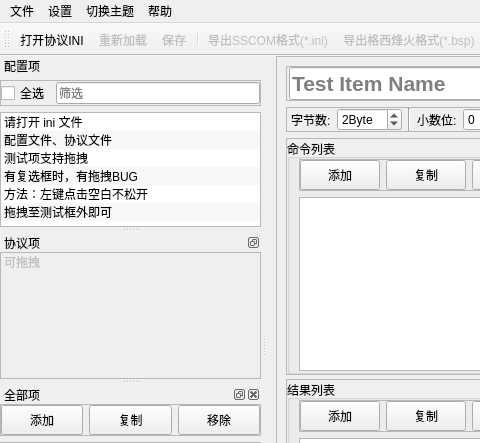
Qt form mainwindow.ui (m-RNA/labview-ini-editor) before a commit; both pictures show x 0 to 480 and y 0 to 443 of the 869 by 657 pixel window.
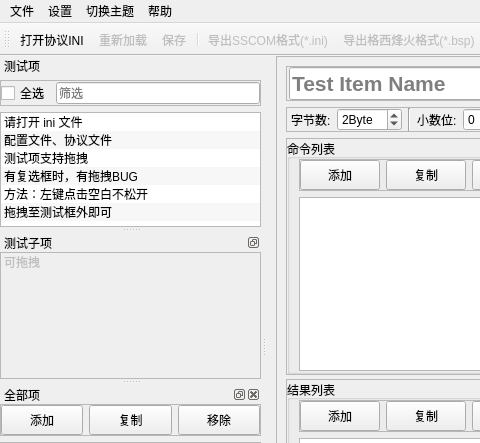
The same form after that commit. Custom widgets are drawn as their Qt base class.

Commit message: UI：测试项、测试子项、全部项

```diff
--- a/mainwindow.ui
+++ b/mainwindow.ui
@@ -1005,7 +1005,7 @@
     <set>QDockWidget::DockWidgetMovable</set>
    </property>
    <property name="windowTitle">
-    <string>配置项</string>
+    <string>测试项</string>
    </property>
    <attribute name="dockWidgetArea">
     <number>1</number>
@@ -1131,7 +1131,7 @@
     <set>QDockWidget::DockWidgetFloatable|QDockWidget::DockWidgetMovable</set>
    </property>
    <property name="windowTitle">
-    <string>协议项</string>
+    <string>测试子项</string>
    </property>
    <attribute name="dockWidgetArea">
     <number>1</number>
```
